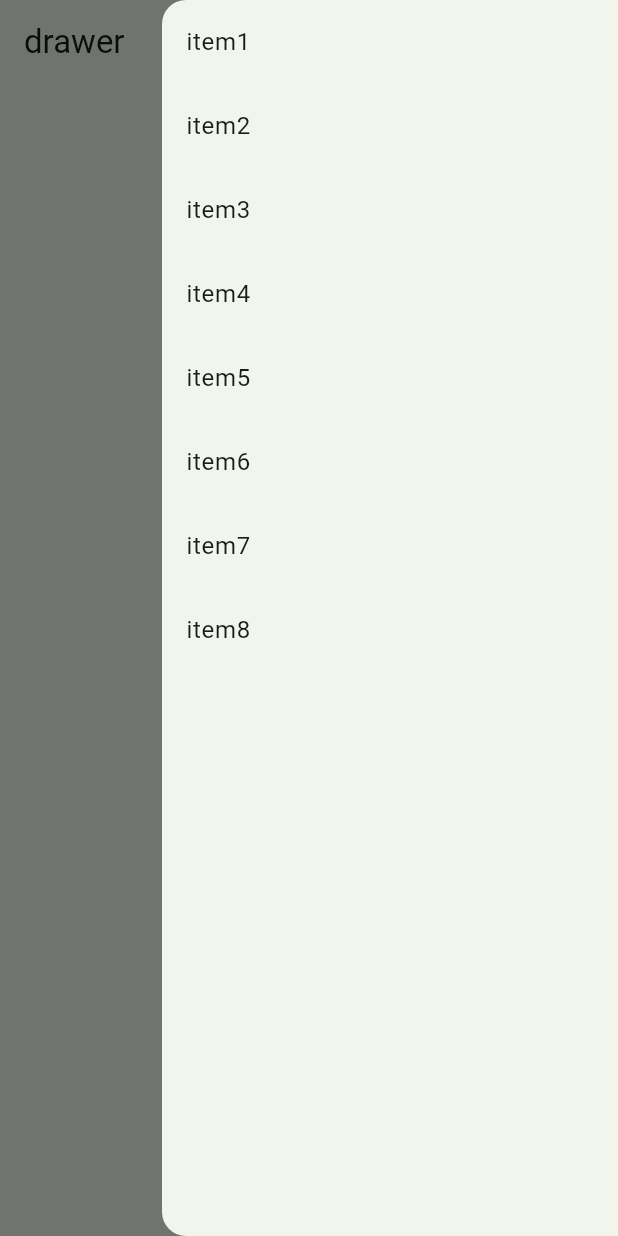
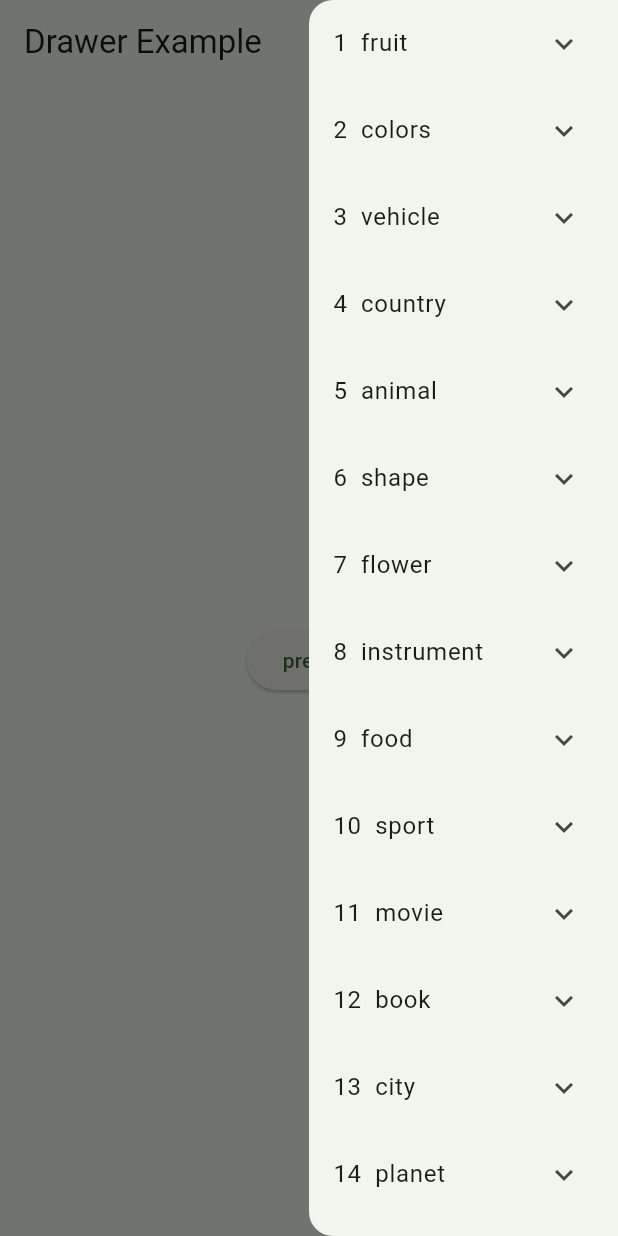
Before and after one commit to shivin307/OpenDrawer, a Flutter app: the screen it shows after launch, with the side drawer open, on a phone screen of 412 x 824 dp. Run offline on Flutter 3.47's test engine with Material 3 defaults, Android fonts, the phone set to English and light mode, and no system bars.

```diff
--- /dev/null
+++ b/lib/list/List.dart
@@ -0,0 +1,23 @@
+List<List<String>> itemList = [
+  ["fruit", "Apple", "Banana", "Orange"],
+  ["colors", "Red", "Green", "Blue"],
+  ["vehicle", "Car", "Bike", "Truck"],
+  ["country", "USA", "Japan", "France"],
+  ["animal", "Dog", "Cat", "Elephant"],
+  ["shape", "Circle", "Triangle", "Square"],
+  ["flower", "Rose", "Sunflower", "Tulip"],
+  ["instrument", "Piano", "Guitar", "Violin"],
+  ["food", "Pizza", "Burger", "Sushi"],
+  ["sport", "Football", "Basketball", "Tennis"],
+  ["movie", "Titanic", "Inception", "The Matrix"],
+  ["book", "Harry Potter", "To Kill a Mockingbird", "1984"],
+  ["city", "New York", "Tokyo", "Paris"],
+  ["planet", "Earth", "Mars", "Jupiter"],
+  ["profession", "Doctor", "Engineer", "Teacher"],
+  ["drink", "Coffee", "Tea", "Juice"],
+  ["clothing", "Shirt", "Pants", "Dress"],
+  ["weather", "Sunny", "Rainy", "Snowy"],
+  ["language", "English", "Spanish", "Chinese"],
+  ["holiday", "Christmas", "Halloween", "Easter"],
+  // Add more items as needed
+];
--- a/lib/view/OpenDrawer.dart
+++ b/lib/view/OpenDrawer.dart
@@ -1,22 +1,59 @@
+import 'package:drawer/list/List.dart';
 import 'package:flutter/cupertino.dart';
 import 'package:flutter/material.dart';
 
-class OpenDrawer extends StatelessWidget {
+class OpenDrawer extends StatefulWidget {
   OpenDrawer({super.key});
+
+  @override
+  State<OpenDrawer> createState() => _OpenDrawerState();
+}
+
+class _OpenDrawerState extends State<OpenDrawer> with WidgetsBindingObserver {
+  @override
+  void initState() {
+    WidgetsBinding.instance.addObserver(this);
+    super.initState();
+  }
+
+  @override
+  void dispose() {
+    WidgetsBinding.instance.removeObserver(this); // TODO: implement dispose
+    super.dispose();
+  }
+
+  @override
+  void didChangeAppLifecycleState(AppLifecycleState state) {
+    super.didChangeAppLifecycleState(state);
+    print(state);
+  }
+
 
   @override
   Widget build(BuildContext context) {
     return SafeArea(
       child: Scaffold(
         appBar: AppBar(
-          title: Text("drawer"),
+          title: Text("Drawer Example"),
         ),
         endDrawer: Drawer(
+          width: (MediaQuery.of(context).size.width) / 2,
           child: ListView.builder(
             itemCount: itemList.length,
             itemBuilder: (context, index) {
-              return ListTile(
-                title: Text(itemList[index].toString()),
+              return ExpansionTile(
+                title: Text("${index + 1}  ${itemList[index][0]}"),
+                children: [
+                  ListView.builder(
+                    shrinkWrap: true,
+                    itemCount: itemList[index].length - 1,
+                    itemBuilder: (context, subIndex) {
+                      return ListTile(
+                        title: Text(itemList[index][subIndex + 1].toString()),
+                      );
+                    },
+                  )
+                ],
               );
             },
           ),
@@ -35,15 +72,4 @@ class OpenDrawer extends StatelessWidget {
       ),
     );
   }
-
-  List<String> itemList = [
-    "item1",
-    "item2",
-    "item3",
-    "item4",
-    "item5",
-    "item6",
-    "item7",
-    "item8",
-  ];
 }
```
